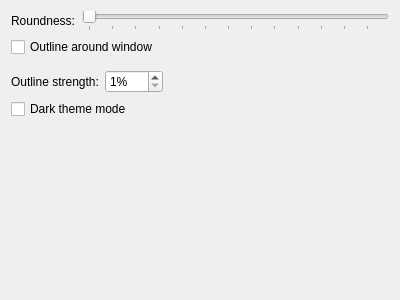
Before: the Qt Designer form lightlyshaders_config.ui in tam1m/LightlyShaders, drawn with Qt 5.
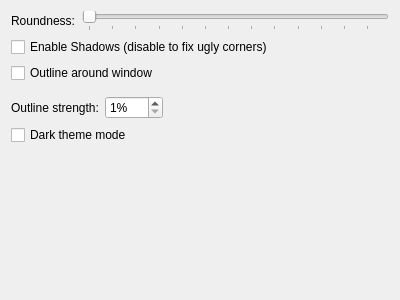
After: the same form once the commit is applied.

Commit message: add switch to disable shadows (fix ugly corners)

```diff
--- a/lightlyshaders_config.ui
+++ b/lightlyshaders_config.ui
@@ -49,6 +49,13 @@
        </item>
       </layout>
      </item>
+    <item>
+      <widget class="QCheckBox" name="shadows">
+       <property name="text">
+        <string>Enable Shadows (disable to fix ugly corners)</string>
+       </property>
+      </widget>
+     </item>
      <item>
       <widget class="QCheckBox" name="outline">
        <property name="text">
```
The commit also changes 3 other files.
